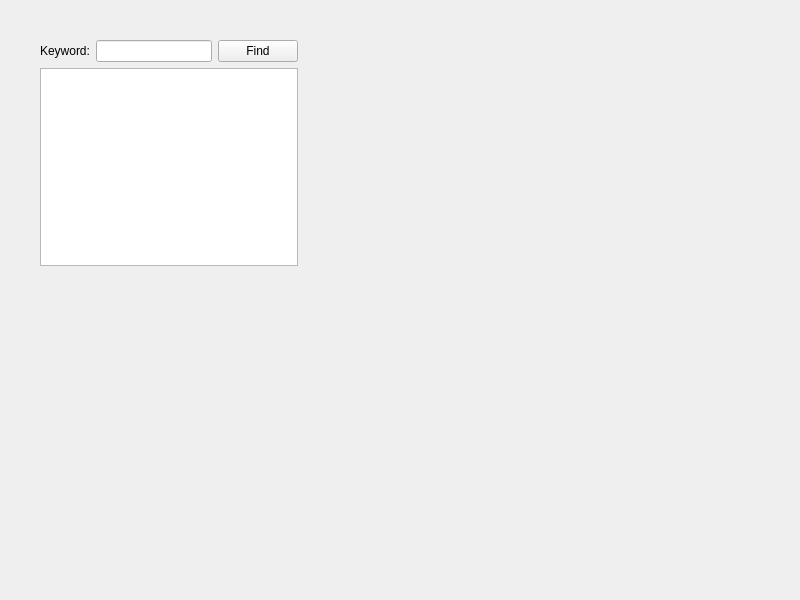
First picture: the form in textfinder.ui, repository greenspace77/Study, before the edit.
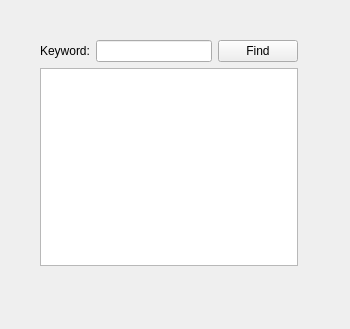
Second picture: the form after the edit.

The edit to the form file:
```diff
--- a/textfinder.ui
+++ b/textfinder.ui
@@ -6,8 +6,8 @@
    <rect>
     <x>0</x>
     <y>0</y>
-    <width>800</width>
-    <height>600</height>
+    <width>350</width>
+    <height>329</height>
    </rect>
   </property>
   <property name="windowTitle">
```
